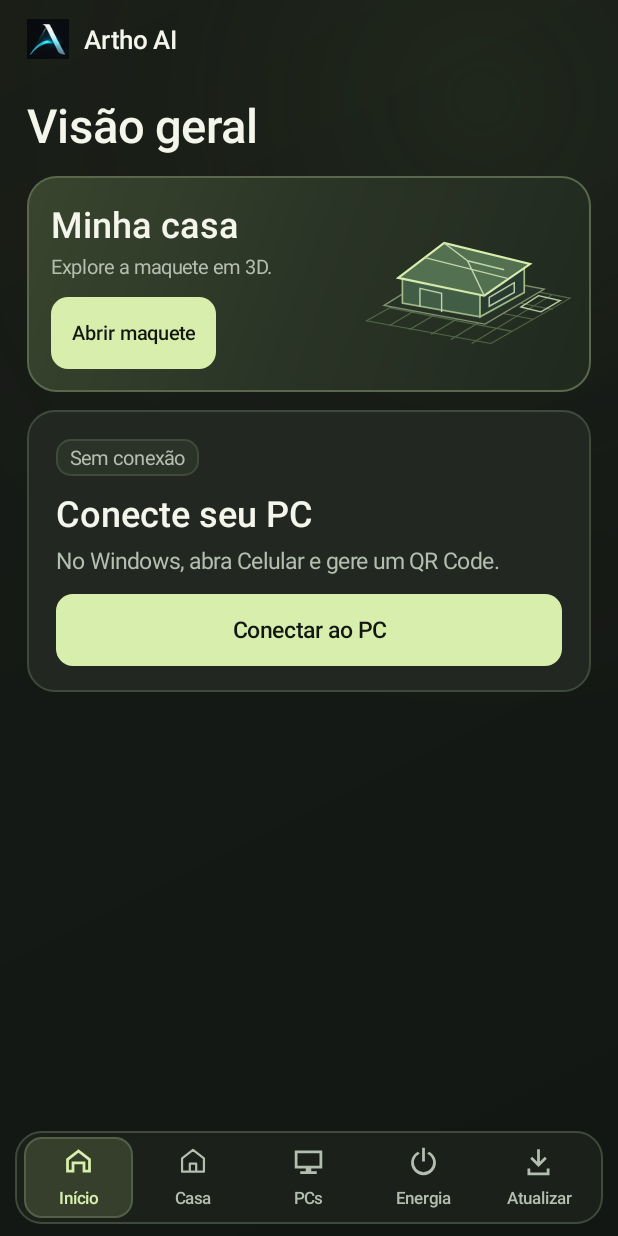
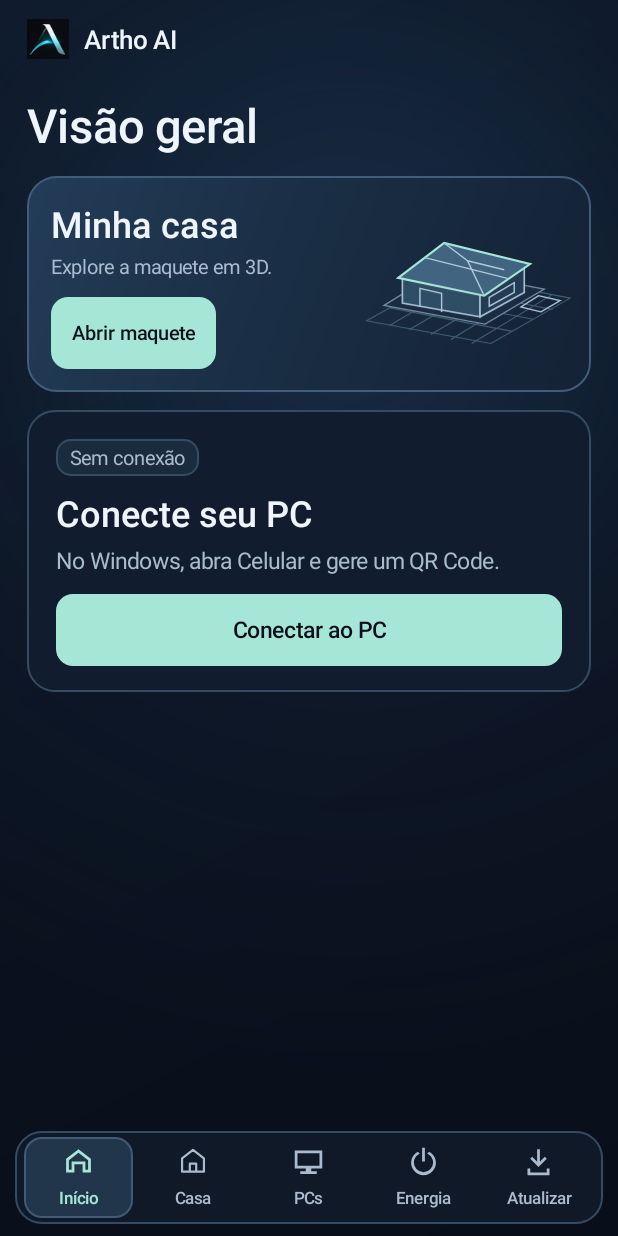
Before and after one commit to BlackGen3ral/soneca, an Android app: the screen it shows after launch (MainActivity), on a phone screen of 412 x 824 dp. Run offline under Robolectric (Android 15) with nearby library versions, the phone set to English and light mode, and no system bars; pictures from the network do not load.

Commit message:
Restore the dark blue Android theme with a moving backdrop

```diff
--- a/android/build.gradle
+++ b/android/build.gradle
@@ -9,8 +9,8 @@ android {
         applicationId 'com.arthostudio.arthoai'
         minSdk 26
         targetSdk 36
-        versionCode 17
-        versionName '0.12.0'
+        versionCode 18
+        versionName '0.12.1'
     }
 }
 
--- a/android/src/main/java/com/arthostudio/arthoai/GlassBackdrop.java
+++ b/android/src/main/java/com/arthostudio/arthoai/GlassBackdrop.java
@@ -1,32 +1,62 @@
 package com.arthostudio.arthoai;
 
+import android.animation.ValueAnimator;
 import android.graphics.Canvas;
 import android.graphics.ColorFilter;
 import android.graphics.LinearGradient;
+import android.graphics.Matrix;
 import android.graphics.Paint;
 import android.graphics.PixelFormat;
 import android.graphics.RadialGradient;
 import android.graphics.Rect;
 import android.graphics.Shader;
 import android.graphics.drawable.Drawable;
+import android.os.SystemClock;
 
 final class GlassBackdrop extends Drawable {
     private final Paint paint = new Paint();
     private Shader base;
     private Shader glow;
+    private final Matrix glowPosition = new Matrix();
+    private boolean running;
+    private long startedAt;
+    private final Runnable advance = new Runnable() {
+        @Override public void run() {
+            if (!running) return;
+            invalidateSelf();
+            scheduleSelf(this, SystemClock.uptimeMillis() + 45);
+        }
+    };
+
+    void setRunning(boolean visible) {
+        boolean enabled = visible && ValueAnimator.areAnimatorsEnabled();
+        if (running == enabled) return;
+        running = enabled;
+        unscheduleSelf(advance);
+        if (enabled) {
+            startedAt = SystemClock.uptimeMillis();
+            advance.run();
+        }
+    }
 
     @Override protected void onBoundsChange(Rect bounds) {
         float width = Math.max(1, bounds.width());
         float height = Math.max(1, bounds.height());
         base = new LinearGradient(bounds.left, bounds.top, bounds.right, bounds.bottom,
-                new int[]{0xff191d17, 0xff151915, 0xff131713}, null, Shader.TileMode.CLAMP);
-        glow = new RadialGradient(bounds.left + width * .78f, bounds.top + height * .08f, height * .52f,
-                new int[]{0x35405230, 0x12303b25, 0x00303b25}, null, Shader.TileMode.CLAMP);
+                new int[]{0xff0d1726, 0xff0a111e, 0xff090f1a}, null, Shader.TileMode.CLAMP);
+        glow = new RadialGradient(bounds.left + width * .76f, bounds.top + height * .15f, height * .62f,
+                new int[]{0x632d5681, 0x22244367, 0x00244367}, null, Shader.TileMode.CLAMP);
     }
 
     @Override public void draw(Canvas canvas) {
         paint.setShader(base);
         canvas.drawRect(getBounds(), paint);
+        if (glow != null && running) {
+            float phase = (SystemClock.uptimeMillis() - startedAt) / 32000f * (float) (2 * Math.PI);
+            float offset = (1 - (float) Math.cos(phase)) * .5f;
+            glowPosition.setTranslate(-getBounds().width() * .31f * offset, getBounds().height() * .16f * offset);
+            glow.setLocalMatrix(glowPosition);
+        }
         paint.setShader(glow);
         canvas.drawRect(getBounds(), paint);
     }
--- a/android/src/main/java/com/arthostudio/arthoai/MainActivity.java
+++ b/android/src/main/java/com/arthostudio/arthoai/MainActivity.java
@@ -40,14 +40,14 @@ import javax.net.ssl.SSLHandshakeException;
 import org.json.JSONObject;
 
 public final class MainActivity extends Activity {
-    static final int BACKGROUND = 0xff131713;
-    static final int SURFACE = 0xff222722;
-    static final int BORDER = 0xff3f4a3b;
-    static final int INK = 0xfff4f5eb;
-    static final int MUTED = 0xffb4beaf;
-    static final int ACCENT = 0xffd8eeac;
+    static final int BACKGROUND = 0xff090f1a;
+    static final int SURFACE = 0xff111d2e;
+    static final int BORDER = 0xff354b64;
+    static final int INK = 0xffeff5fc;
+    static final int MUTED = 0xffaabbd0;
+    static final int ACCENT = 0xffa6e6d7;
     private static final int GREEN = ACCENT;
-    private static final int ALERT = 0xffffc4ac;
+    private static final int ALERT = 0xffffc2b6;
     private static final Locale BRAZIL = new Locale("pt", "BR");
     private static final int SCAN_PAIRING = 17;
     private static final int HOUSE_TAB = 4;
@@ -57,6 +57,7 @@ public final class MainActivity extends Activity {
     private final ExecutorService worker = Executors.newSingleThreadExecutor();
     private final Handler connectionTimer = new Handler(Looper.getMainLooper());
     private final Runnable reconnect = () -> requestStatus(false);
+    private final GlassBackdrop backdrop = new GlassBackdrop();
     private ScrollView scroll;
     private final View[] pages = new View[4];
     private final Button[] tabs = new Button[NAV_ICONS.length];
@@ -93,7 +94,7 @@ public final class MainActivity extends Activity {
         if (Build.VERSION.SDK_INT >= 30) getWindow().setDecorFitsSystemWindows(false);
 
         LinearLayout shell = column();
-        shell.setBackground(new GlassBackdrop());
+        shell.setBackground(backdrop);
         if (Build.VERSION.SDK_INT >= 30) {
             shell.setOnApplyWindowInsetsListener((view, insets) -> {
                 Insets safe = insets.getInsets(WindowInsets.Type.systemBars() | WindowInsets.Type.displayCutout());
@@ -156,11 +157,13 @@ public final class MainActivity extends Activity {
     @Override protected void onStart() {
         super.onStart();
         visible = true;
+        backdrop.setRunning(selectedTab != HOUSE_TAB);
         if (pairing != null) requestStatus(!online);
     }
 
     @Override protected void onStop() {
         visible = false;
+        backdrop.setRunning(false);
         connectionTimer.removeCallbacks(reconnect);
         super.onStop();
     }
@@ -222,9 +225,9 @@ public final class MainActivity extends Activity {
     private View houseCard() {
         FrameLayout card = new FrameLayout(this);
         GradientDrawable background = new GradientDrawable(GradientDrawable.Orientation.TL_BR,
-                new int[]{0xff39452e, 0xff2a3426, 0xff20291e});
+                new int[]{0xff233c57, 0xff192d43, 0xff142235});
         background.setCornerRadius(dp(19));
-        background.setStroke(dp(1), 0xff59684c);
+        background.setStroke(dp(1), 0xff425d79);
         card.setBackground(background);
 
         LinearLayout layout = row();
@@ -287,7 +290,7 @@ public final class MainActivity extends Activity {
 
     private View navigation() {
         LinearLayout nav = row();
-        nav.setBackground(surface(0xff1b201a, 17, BORDER));
+        nav.setBackground(surface(0xff101927, 17, BORDER));
         nav.setPadding(dp(4), dp(4), dp(4), dp(4));
         String[] labels = {"Início", "PCs", "Energia", "Atualizar", "Casa"};
         for (int index = 0; index < tabs.length; index++) {
@@ -321,6 +324,7 @@ public final class MainActivity extends Activity {
         if (selectedTab == 1) updateDevices();
         if (selectedTab == 2) power.refreshLocal();
         boolean showingHouse = selectedTab == HOUSE_TAB;
+        backdrop.setRunning(visible && !showingHouse);
         scroll.setVisibility(showingHouse ? View.GONE : View.VISIBLE);
         house.show(showingHouse);
         if (showingHouse) house.updatePairing(pairing, online);
@@ -338,8 +342,8 @@ public final class MainActivity extends Activity {
         icon.setTint(tint);
         tab.setCompoundDrawablesWithIntrinsicBounds(null, icon, null, null);
         tab.setTextColor(tint);
-        tab.setBackground(new RippleDrawable(ColorStateList.valueOf(0x32d8eeac),
-                surface(selected ? 0xff353f2b : Color.TRANSPARENT, 11, selected ? 0xff526047 : 0), null));
+        tab.setBackground(new RippleDrawable(ColorStateList.valueOf(0x32a6e6d7),
+                surface(selected ? 0xff21364a : Color.TRANSPARENT, 11, selected ? 0xff415b76 : 0), null));
     }
 
     private View header() {
@@ -365,7 +369,7 @@ public final class MainActivity extends Activity {
         status = label("Sem conexão", 13, MUTED, "sans-serif");
         status.setAccessibilityLiveRegion(View.ACCESSIBILITY_LIVE_REGION_POLITE);
         status.setPadding(dp(9), dp(3), dp(9), dp(3));
-        status.setBackground(surface(0xff2b3328, 9, BORDER));
+        status.setBackground(surface(0xff1b2b3e, 9, BORDER));
         panel.addView(status, new LinearLayout.LayoutParams(-2, -2));
         computer = label("Conecte seu PC", 24, INK, "sans-serif-medium");
         computer.setAccessibilityHeading(true);
@@ -698,9 +702,9 @@ public final class MainActivity extends Activity {
     private void decorateButton(Button button, boolean prominent) {
         int color = prominent ? BACKGROUND : INK;
         button.setTextColor(new ColorStateList(
-                new int[][]{{-android.R.attr.state_enabled}, {}}, new int[]{prominent ? 0xff687553 : MUTED, color}));
+                new int[][]{{-android.R.attr.state_enabled}, {}}, new int[]{prominent ? 0xff567380 : MUTED, color}));
         int fill = prominent ? ACCENT : SURFACE;
-        button.setBackground(new RippleDrawable(ColorStateList.valueOf(prominent ? 0x30141715 : 0x35d8eeac),
+        button.setBackground(new RippleDrawable(ColorStateList.valueOf(prominent ? 0x30141715 : 0x35a6e6d7),
                 surface(fill, 11, prominent ? 0 : BORDER), null));
     }
 
--- a/android/src/main/java/com/arthostudio/arthoai/RemoteDesktopActivity.java
+++ b/android/src/main/java/com/arthostudio/arthoai/RemoteDesktopActivity.java
@@ -110,7 +110,7 @@ public final class RemoteDesktopActivity extends Activity {
         workspace = new LinearLayout(this);
         page.addView(workspace, new LinearLayout.LayoutParams(-1, 0, 1));
         screen = new Screen();
-        screen.setBackground(round(0xff090d09, 12, MainActivity.BORDER));
+        screen.setBackground(round(0xff070c14, 12, MainActivity.BORDER));
         screen.setClipToOutline(true);
         screen.setContentDescription("Tela do Windows. Toque para clicar, segure para clique direito ou arraste.");
         workspace.addView(screen);
@@ -330,12 +330,12 @@ public final class RemoteDesktopActivity extends Activity {
         button.setText(label);
         button.setTextSize(13);
         button.setTextColor(new ColorStateList(new int[][]{new int[]{-android.R.attr.state_enabled}, new int[0]},
-                new int[]{0xff808b7b, TEXT}));
+                new int[]{0xff8191a4, TEXT}));
         button.setMinimumWidth(dp(44));
         button.setMinHeight(dp(44));
         button.setPadding(dp(6), 0, dp(6), 0);
-        button.setBackground(new RippleDrawable(ColorStateList.valueOf(0x35d8eeac),
-                round(0xff282f26, 9, 0xff475243), null));
+        button.setBackground(new RippleDrawable(ColorStateList.valueOf(0x35a6e6d7),
+                round(0xff172438, 9, 0xff3d546f), null));
         return button;
     }
 
@@ -377,20 +377,20 @@ public final class RemoteDesktopActivity extends Activity {
         @Override protected void onDraw(Canvas canvas) {
             float x = getWidth() / 2f, y = centerY(), ring = radius();
             if (ring <= 0) return;
-            paint.setColor(0xff2c352a);
+            paint.setColor(0xff1c2c42);
             canvas.drawCircle(x, y, ring, paint);
-            paint.setColor(0xff161d16);
+            paint.setColor(0xff101a2a);
             canvas.drawCircle(x, y, ring - dp(2), paint);
-            paint.setColor(0xff4c5b48);
+            paint.setColor(0xff435d78);
             for (int dir = 0; dir < 4; dir++) {
                 double angle = dir * Math.PI / 2;
                 canvas.drawCircle(x + (float) Math.cos(angle) * (ring - dp(6)),
                         y + (float) Math.sin(angle) * (ring - dp(6)), dp(1), paint);
             }
             float knobX = x + axisX * ring * .55f, knobY = y + axisY * ring * .55f;
-            paint.setColor(finger != -1 ? MainActivity.ACCENT : 0xff5e7055);
+            paint.setColor(finger != -1 ? MainActivity.ACCENT : 0xff567a96);
             canvas.drawCircle(knobX, knobY, ring * .39f, paint);
-            paint.setColor(finger != -1 ? 0xffe8f3d1 : 0xff98ad8e);
+            paint.setColor(finger != -1 ? 0xffdef2f3 : 0xffa9c3d6);
             canvas.drawCircle(knobX, knobY, dp(3), paint);
             paint.setColor(MUTED);
             paint.setTextSize(dp(11));
--- a/android/src/main/java/com/arthostudio/arthoai/UpdatesPanel.java
+++ b/android/src/main/java/com/arthostudio/arthoai/UpdatesPanel.java
@@ -49,7 +49,7 @@ final class UpdatesPanel {
         root.addView(card, owner.spaced(18));
         TextView installed = owner.label("Versão instalada  " + installedVersion, 12, MainActivity.MUTED, "sans-serif-medium");
         installed.setPadding(owner.dp(9), owner.dp(4), owner.dp(9), owner.dp(4));
-        installed.setBackground(owner.surface(0xff2b3328, 8, MainActivity.BORDER));
+        installed.setBackground(owner.surface(0xff1b2b3e, 8, MainActivity.BORDER));
         card.addView(installed, new LinearLayout.LayoutParams(-2, -2));
         heading = owner.label("Verificar nova versão", 23, MainActivity.INK, "sans-serif-medium");
         card.addView(heading, owner.spaced(8));
--- a/android/src/main/res/drawable/house_study.xml
+++ b/android/src/main/res/drawable/house_study.xml
@@ -1,11 +1,11 @@
 <vector xmlns:android="http://schemas.android.com/apk/res/android"
     android:width="150dp" android:height="92dp" android:viewportWidth="260" android:viewportHeight="164">
-    <path android:strokeColor="#566B4A" android:strokeWidth="1.35"
+    <path android:strokeColor="#435F74" android:strokeWidth="1.35"
         android:pathData="M9,128 L108,71 253,100 158,156 Z M36,134 L132,76 M60,139 L156,81 M86,145 L183,86 M110,151 L206,91 M135,156 L231,96 M36,112 L184,141 M61,97 L209,126 M84,84 L232,114"/>
-    <path android:pathData="M30,109 L99,65 222,89 151,132 Z" android:fillColor="#263225" android:strokeColor="#829574" android:strokeWidth="1.6"/>
-    <path android:pathData="M52,106 L52,74 145,94 145,123 Z" android:fillColor="#425D46" android:strokeColor="#A3BC88" android:strokeWidth="2"/>
-    <path android:pathData="M145,94 L198,62 198,93 145,123 Z" android:fillColor="#293B31" android:strokeColor="#A3BC88" android:strokeWidth="2"/>
-    <path android:pathData="M47,75 L102,32 205,58 150,97 Z" android:fillColor="#537150" android:strokeColor="#D8EEAC" android:strokeWidth="2.6"/>
+    <path android:pathData="M30,109 L99,65 222,89 151,132 Z" android:fillColor="#1B2C40" android:strokeColor="#6F8DA4" android:strokeWidth="1.6"/>
+    <path android:pathData="M52,106 L52,74 145,94 145,123 Z" android:fillColor="#304D66" android:strokeColor="#A3BED2" android:strokeWidth="2"/>
+    <path android:pathData="M145,94 L198,62 198,93 145,123 Z" android:fillColor="#243B54" android:strokeColor="#A3BED2" android:strokeWidth="2"/>
+    <path android:pathData="M47,75 L102,32 205,58 150,97 Z" android:fillColor="#416581" android:strokeColor="#A6E6D7" android:strokeWidth="2.6"/>
     <path android:pathData="M102,32 L130,54 150,97 M79,50 L179,76 M130,54 L174,65 M73,111 L73,88 99,94 99,117 M156,99 L186,81 186,93 156,110 Z M215,97 L241,103 218,117 194,111 Z"
-        android:strokeColor="#BFD4AA" android:strokeWidth="1.7"/>
+        android:strokeColor="#ADC8D8" android:strokeWidth="1.7"/>
 </vector>
--- a/android/src/main/res/values/styles.xml
+++ b/android/src/main/res/values/styles.xml
@@ -1,10 +1,10 @@
 <resources>
     <style name="ArthoTheme" parent="android:style/Theme.Material.NoActionBar">
         <item name="android:fontFamily">sans-serif</item>
-        <item name="android:colorAccent">#D8EEAC</item>
-        <item name="android:windowBackground">#131713</item>
-        <item name="android:statusBarColor">#131713</item>
-        <item name="android:navigationBarColor">#131713</item>
+        <item name="android:colorAccent">#A6E6D7</item>
+        <item name="android:windowBackground">#090F1A</item>
+        <item name="android:statusBarColor">#090F1A</item>
+        <item name="android:navigationBarColor">#090F1A</item>
         <item name="android:windowLightStatusBar">false</item>
         <item name="android:windowLightNavigationBar">false</item>
     </style>
```
